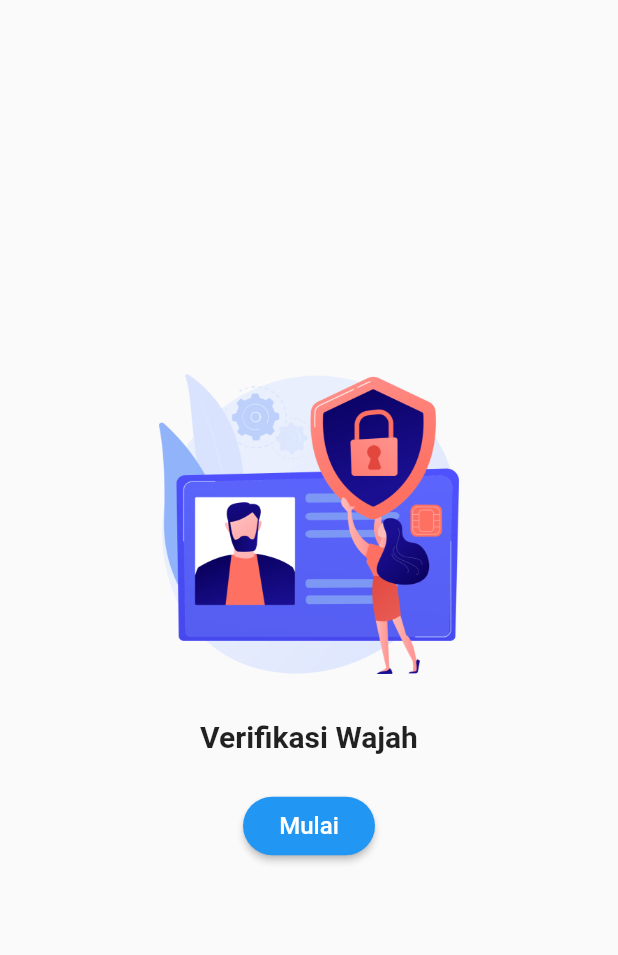
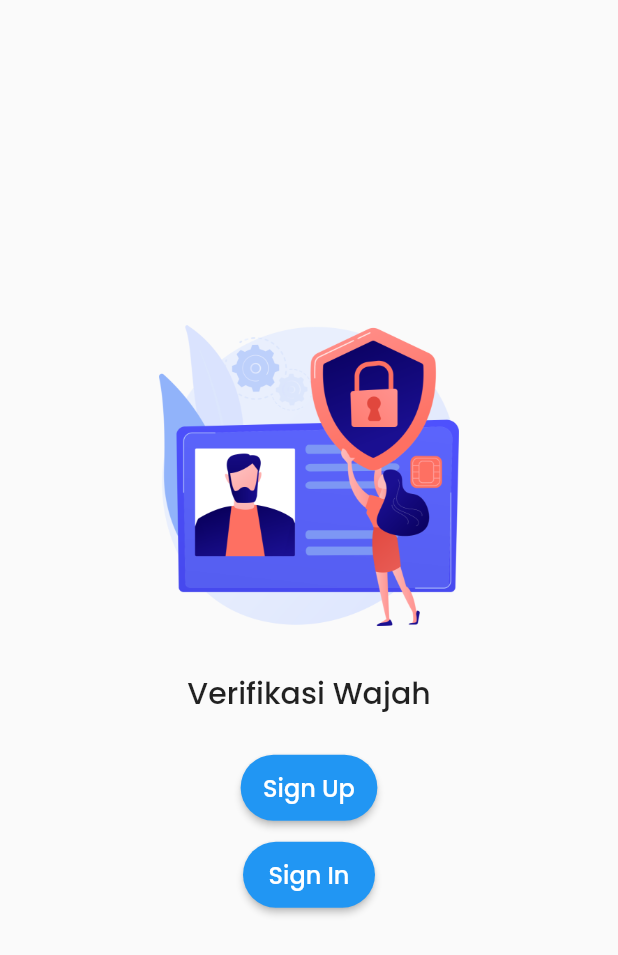
Before and after one commit to deliametaputri05/E-voting_Flutter_App, a Flutter app: the screen it shows after launch, after a tap on "Skip", on a phone screen of 412 x 824 dp. Shown: the top 955 px of the screen. Run offline on Flutter 3.47's test engine with Material 2 defaults, Android fonts, the phone set to English and light mode, and no system bars; our stand-ins replace curved_navigation_bar, flutter_spinkit, google_fonts, introduction_screen, supercharged.

Commit message:
bottom navbar dan font family

```diff
--- a/lib/main.dart
+++ b/lib/main.dart
@@ -10,7 +10,26 @@ class MyApp extends StatelessWidget {
   Widget build(BuildContext context) => MaterialApp(
         debugShowCheckedModeBanner: false,
         title: title,
-        theme: ThemeData(primarySwatch: Colors.blue),
+        theme: ThemeData(
+            appBarTheme: AppBarTheme(
+              textTheme: TextTheme(
+                headline6: TextStyle(
+                  color: Colors.white,
+                  fontFamily: 'FontPoppins',
+                  fontSize: 18,
+                  // fontWeight: FontWeight.bold,
+                ),
+              ),
+            ),
+            textTheme: TextTheme(
+              headline6: TextStyle(
+                  fontFamily: 'FontPoppins',
+                  fontWeight: FontWeight.w700,
+                  fontSize: 14,
+                  color: Colors.black),
+            ),
+            primarySwatch: Colors.blue,
+            fontFamily: 'FontPoppins'),
         home: OnBoardingPage(),
       );
 }
--- a/lib/pages/login_page.dart
+++ b/lib/pages/login_page.dart
@@ -16,11 +16,16 @@ class LoginPage extends StatelessWidget {
               ),
               Text(
                 'Verifikasi Wajah',
-                style: TextStyle(fontSize: 20, fontWeight: FontWeight.bold),
+                style: TextStyle(fontSize: 20, fontWeight: FontWeight.w500),
               ),
               const SizedBox(height: 24),
               ButtonWidget(
-                text: 'Mulai',
+                text: 'Sign Up',
+                onClicked: () => goToOnBoarding(context),
+              ),
+              const SizedBox(height: 10),
+              ButtonWidget(
+                text: 'Sign In',
                 onClicked: () => goToOnBoarding(context),
               ),
             ],
@@ -29,6 +34,6 @@ class LoginPage extends StatelessWidget {
       );
 
   void goToOnBoarding(context) => Navigator.of(context).pushReplacement(
-        MaterialPageRoute(builder: (_) => OnBoardingPage()),
+        MaterialPageRoute(builder: (_) => MainPage()),
       );
 }
--- a/lib/pages/onboarding_page.dart
+++ b/lib/pages/onboarding_page.dart
@@ -27,7 +27,7 @@ class OnBoardingPage extends StatelessWidget {
             PageViewModel(
               title: 'Pemilihan Raya',
               body:
-                  'Pemilihan Raya Ketua Organisasi Mahasiswa Politeknik Negeri Indramayu yaitu MPM, BEM dan HMJ.',
+                  'Pemilihan Raya Ketua Organisasi Mahasiswa Politeknik Negeri Indramayu yaitu MPM, \n BEM dan HMJ.',
               image: Image.asset(
                 'assets/vector_4.png',
                 width: 220,
@@ -38,19 +38,6 @@ class OnBoardingPage extends StatelessWidget {
               // ),
               decoration: getPageDecoration(),
             ),
-            // PageViewModel(
-            //   title: '',
-            //   body: '',
-            //   footer: ButtonWidget(
-            //     text: 'Masuk',
-            //     onClicked: () => goToHome(context),
-            //   ),
-            //   image: Image.asset(
-            //     'assets/evote3.png',
-            //     width: 150,
-            //   ),
-            //   decoration: getPageDecoration(),
-            // ),
           ],
           done: Text('Masuk'),
           onDone: () => goToHome(context),
@@ -89,8 +76,8 @@ class OnBoardingPage extends StatelessWidget {
       );
 
   PageDecoration getPageDecoration() => PageDecoration(
-        titleTextStyle: TextStyle(fontSize: 28, fontWeight: FontWeight.bold),
-        bodyTextStyle: TextStyle(fontSize: 20),
+        titleTextStyle: TextStyle(fontSize: 25, fontWeight: FontWeight.w500),
+        bodyTextStyle: TextStyle(fontSize: 18),
         descriptionPadding: EdgeInsets.all(16).copyWith(bottom: 0),
         imagePadding: EdgeInsets.all(24),
         pageColor: Colors.white,
--- a/lib/widget/button_widget.dart
+++ b/lib/widget/button_widget.dart
@@ -1,13 +1,13 @@
-import 'package:flutter/material.dart';
+part of 'widgets.dart';
 
 class ButtonWidget extends StatelessWidget {
   final String text;
   final VoidCallback onClicked;
 
   const ButtonWidget({
-    Key? key,
-    required this.text,
-    required this.onClicked,
+    Key key,
+    this.text,
+    this.onClicked,
   }) : super(key: key);
 
   @override
--- /dev/null
+++ b/lib/widget/widgets.dart
@@ -0,0 +1,6 @@
+import 'package:curved_navigation_bar/curved_navigation_bar.dart';
+import 'package:evoting_flutter/pages/pages.dart';
+import 'package:flutter/material.dart';
+
+part 'button_widget.dart';
+part 'custom_bottom_navbar.dart';
```
Also changed, not shown: lib/pages/main_page.dart (added, +71 -0 lines), lib/pages/pages.dart (+7 -2 lines), lib/pages/pemira_page.dart (added, +17 -0 lines), lib/pages/profile_page.dart (added, +17 -0 lines), lib/pages/voting_page.dart (added, +17 -0 lines), lib/widget/custom_bottom_navbar.dart (added, +133 -0 lines), pubspec.yaml (+15 -8 lines), assets/fonts/Poppins-Bold.ttf (added), assets/fonts/Poppins-Medium.ttf (added), assets/fonts/Poppins-Regular.ttf (added), pubspec.lock.
